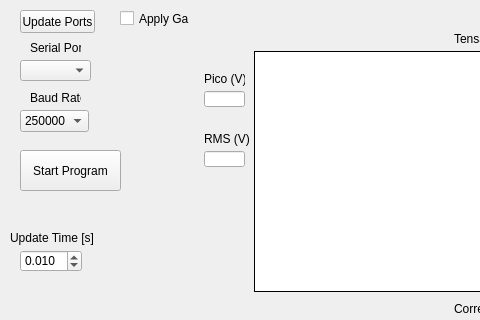
Before: the Qt Designer form UI.ui in bernardo-torres/UIMedicao, drawn with Qt 5; both pictures show x 0 to 480 and y 0 to 320 of the 1249 by 613 pixel window.
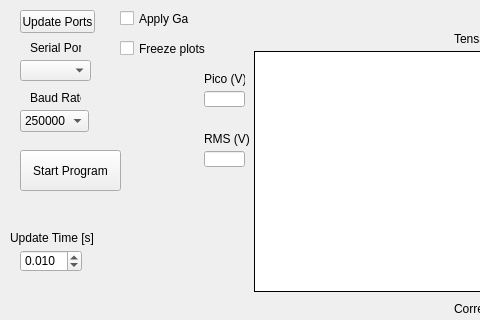
After: the same form once the commit is applied. Custom widgets are drawn as their Qt base class.

```diff
--- a/UI.ui
+++ b/UI.ui
@@ -949,6 +949,19 @@
      </item>
     </layout>
    </widget>
+   <widget class="QCheckBox" name="checkBox_2">
+    <property name="geometry">
+     <rect>
+      <x>120</x>
+      <y>40</y>
+      <width>101</width>
+      <height>17</height>
+     </rect>
+    </property>
+    <property name="text">
+     <string>Freeze plots</string>
+    </property>
+   </widget>
   </widget>
   <widget class="QMenuBar" name="menubar">
    <property name="geometry">
```
Left out of the diff: 10 changed lines with no effect on the pictures.
